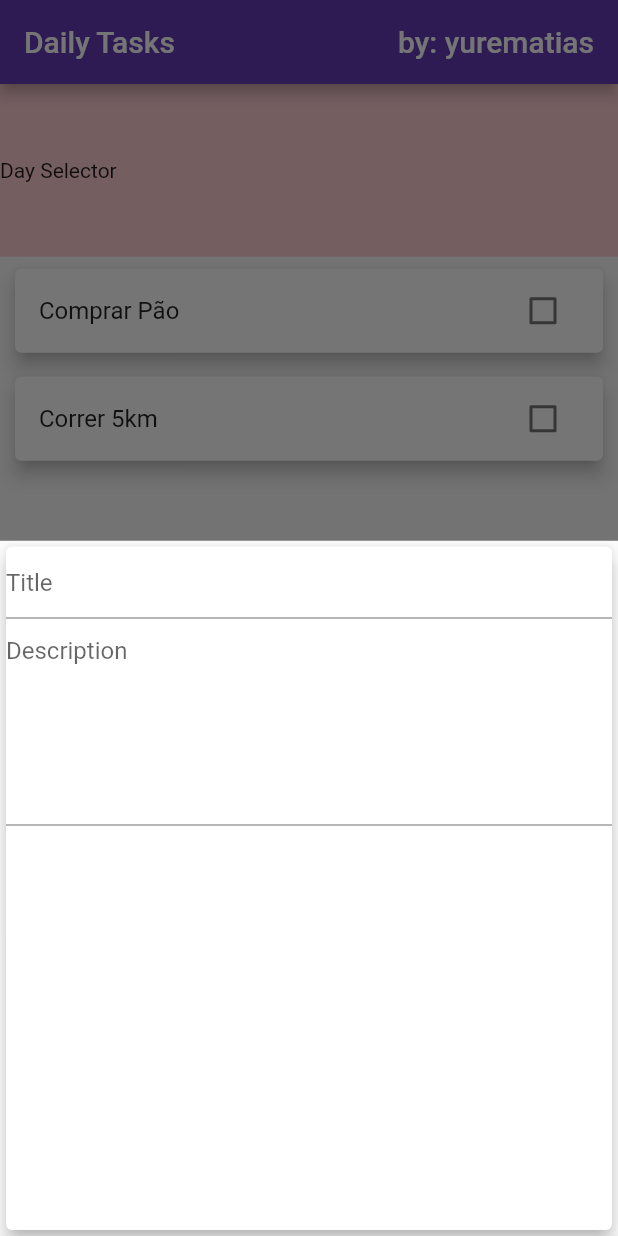
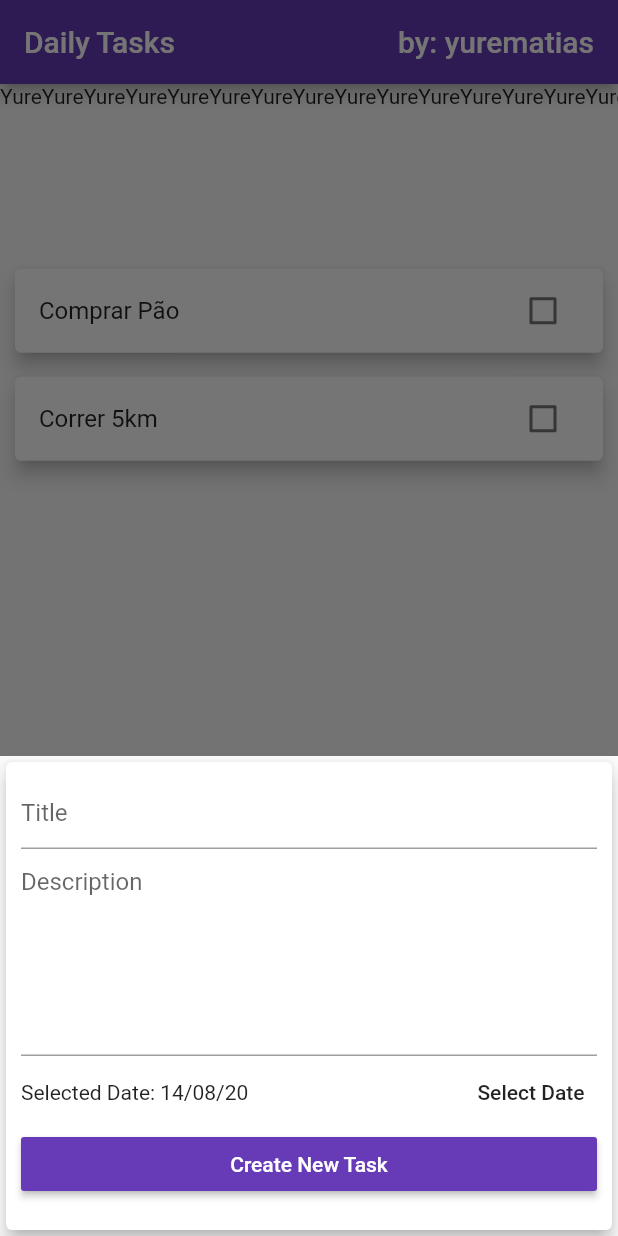
Before and after one commit to yuredev/daily-tasks-app, a Flutter app: the screen it shows after launch, after a tap on the "add" icon, on a phone screen of 412 x 824 dp. Run offline on Flutter 3.47's test engine with Material 2 defaults, Android fonts, the phone set to English and light mode, and no system bars.

Commit message:
widgets updated

```diff
--- a/lib/app.dart
+++ b/lib/app.dart
@@ -9,6 +9,12 @@ class App extends StatelessWidget {
       home: HomePage(),
       theme: ThemeData(
         primarySwatch: Colors.deepPurple,
+        textTheme: ThemeData.light().textTheme.copyWith(
+          button: TextStyle(
+            color: Colors.white,
+          ),
+        ),
+        buttonColor: Colors.deepPurple,
       ),
     );
   }
--- a/lib/models/task.dart
+++ b/lib/models/task.dart
@@ -12,6 +12,6 @@ class Task {
     @required this.title,
     @required this.date,
     this.description,
-    this.wasFinished,
+    this.wasFinished = false,
   });
 }
--- a/lib/utils.dart
+++ b/lib/utils.dart
@@ -1,4 +1,5 @@
 class Utils {
+  /// returns true if the DateTimes represents the same day
   static bool compareDates(DateTime date1, DateTime date2) {
     return date1.day == date2.day &&
         date1.month == date2.month &&
--- a/lib/widgets/adaptative/adaptative_date_picker.dart
+++ b/lib/widgets/adaptative/adaptative_date_picker.dart
@@ -1,8 +1,38 @@
 import 'package:flutter/material.dart';
+import 'package:flutter/cupertino.dart';
+import 'dart:io';
 
 class AdaptativeDatePicker extends StatelessWidget {
+
+  final String title;
+  final void Function(DateTime) onDateChange;
+
+  AdaptativeDatePicker({
+    this.title,
+    this.onDateChange,
+  });
+
+  void _openAndroidCalendar(BuildContext context) async {
+    DateTime selectedDate = await showDatePicker(
+      context: context,
+      initialDate: DateTime.now(),
+      firstDate: DateTime.now(),
+      lastDate: DateTime(2021),
+    );
+    onDateChange(selectedDate != null ? selectedDate : DateTime.now());
+  }
+
   @override
   Widget build(BuildContext context) {
-    return Container();
+    return Platform.isAndroid ? FlatButton(
+      padding: EdgeInsets.all(0),
+      child: Text(this.title),
+      onPressed: () => _openAndroidCalendar(context),
+    ) : CupertinoDatePicker(
+      initialDateTime: DateTime.now(),
+      maximumDate: DateTime(2021),
+      minimumDate: DateTime.now(),
+      onDateTimeChanged: onDateChange,
+    );
   }
 }
--- a/lib/widgets/day_selector.dart
+++ b/lib/widgets/day_selector.dart
@@ -1,15 +1,29 @@
+import 'package:daily_tasks_app/models/task.dart';
+import 'package:daily_tasks_app/utils.dart';
 import 'package:flutter/material.dart';
 
 class DaySelector extends StatelessWidget {
+  final List<Task> allTasks;
+
+  DaySelector(this.allTasks);
+
+  List<List<Task>> get taskListByDay {
+    return List.generate(20, (i) {
+      DateTime currentDay = DateTime.now().add(Duration(days: i));
+      var currentDayTasks = this
+          .allTasks
+          .where((t) => Utils.compareDates(t.date, currentDay))
+          .toList();
+      return currentDayTasks;
+    });
+  }
+
   @override
   Widget build(BuildContext context) {
-    return Container(
-      color: Colors.red[100],
-      child: Row(
-        children: [
-          Text('Day Selector'),
-        ],
-      ),
+    return ListView.builder(
+      scrollDirection: Axis.horizontal,
+      itemCount: taskListByDay.length,
+      itemBuilder: (ctx, index) => Text('Yure'),
     );
   }
 }
--- a/lib/widgets/day_tasks.dart
+++ b/lib/widgets/day_tasks_list.dart
@@ -2,11 +2,11 @@ import 'package:daily_tasks_app/models/task.dart';
 import 'package:daily_tasks_app/widgets/day_task_widget.dart';
 import 'package:flutter/material.dart';
 
-class DayTasks extends StatelessWidget {
+class DayTasksList extends StatelessWidget {
   final List<Task> dayTasks;
   final void Function(Task, bool) onTaskCheck;
 
-  DayTasks({
+  DayTasksList({
     this.dayTasks,
     this.onTaskCheck,
   });
--- a/lib/widgets/home_page.dart
+++ b/lib/widgets/home_page.dart
@@ -6,7 +6,7 @@ import 'package:flutter/material.dart';
 import 'dart:io';
 import 'dart:math';
 import '../models/task.dart';
-import 'day_tasks.dart';
+import 'day_tasks_list.dart';
 import '../utils.dart';
 
 class HomePage extends StatefulWidget {
@@ -17,7 +17,7 @@ class HomePage extends StatefulWidget {
 }
 
 class _HomePageState extends State<HomePage> {
-  final List<Task> _allTasks = [
+  final List<Task> allTasks = [
     Task(
       title: 'Comprar Pão',
       id: Random().nextDouble().toString(),
@@ -31,15 +31,6 @@ class _HomePageState extends State<HomePage> {
       description: 'Correr feito um condenado',
       wasFinished: false,
       date: DateTime.now(),
-    ),
-    Task(
-      title: 'Estudar Flutter',
-      id: Random().nextDouble().toString(),
-      description: 'Estudar 2 horas de Flutter',
-      wasFinished: false,
-      date: DateTime.now().add(
-        Duration(days: 3),
-      ),
     ),
     Task(
       title: 'Ir para academia',
@@ -59,9 +50,20 @@ class _HomePageState extends State<HomePage> {
   }
 
   List<Task> get _tasksOfSelectedDate {
-    return _allTasks
+    return allTasks
         .where((task) => Utils.compareDates(task.date, _selectedDate))
         .toList();
+  }
+
+  void _addTask(String title, String decription, DateTime date) {
+    final newTask = Task(
+      id: Random().nextDouble().toString(),
+      date: date,
+      title: title,
+      description: decription,
+    );
+    setState(() => this.allTasks.add(newTask));
+    Navigator.of(context).pop();
   }
 
   @override
@@ -83,11 +85,11 @@ class _HomePageState extends State<HomePage> {
                   children: [
                     Container(
                       height: avaliableHeight * 0.15,
-                      child: DaySelector(),
+                      child: DaySelector(this.allTasks),
                     ),
                     Container(
                       height: avaliableHeight * 0.85,
-                      child: DayTasks(
+                      child: DayTasksList(
                         dayTasks: _tasksOfSelectedDate,
                         onTaskCheck: setTaskFinishedStatus,
                       ),
@@ -101,7 +103,7 @@ class _HomePageState extends State<HomePage> {
               onPressed: () {
                 showModalBottomSheet(
                   context: context,
-                  builder: (context) => TasksForm(),
+                  builder: (context) => TasksForm(this._addTask),
                 );
               },
             ) : Container(),
--- a/lib/widgets/tasks_form.dart
+++ b/lib/widgets/tasks_form.dart
@@ -1,7 +1,14 @@
+import 'package:daily_tasks_app/widgets/adaptative/adaptative_date_picker.dart';
 import 'package:flutter/material.dart';
+import 'package:intl/intl.dart';
 import './adaptative/adaptative_text_field.dart';
 
 class TasksForm extends StatefulWidget {
+
+  final void Function(String title, String description, DateTime date) onSubmit;
+
+  TasksForm(this.onSubmit);
+
   @override
   _TasksFormState createState() => _TasksFormState();
 }
@@ -9,20 +16,39 @@ class TasksForm extends StatefulWidget {
 class _TasksFormState extends State<TasksForm> {
   final taskTitle = TextEditingController();
   final taskDescription = TextEditingController();
-  final _selectedDate = DateTime.now();
+  DateTime _date = DateTime.now();
+
+  void _submitTask() {
+    String title = taskTitle.text;
+    String decription = taskDescription.text;
+
+    widget.onSubmit(title, decription, _date);
+  }
+
+  void _setSelectedDate(DateTime date) {
+    setState(() => this._date = date);
+    // print(_date);
+  }
 
   @override
   Widget build(BuildContext context) {
-    return Card(
+    return SingleChildScrollView(
+      child: Card(
         elevation: 5,
+        child: Padding(
+          padding: EdgeInsets.only(
+            top: 10,
+            right: 10,
+            left: 10,
+            // keyboard space + 10
+            bottom: 20 + MediaQuery.of(context).viewInsets.bottom,
+          ),
           child: Column(
             children: [
               AdaptativeTextField(
                 fieldName: 'Title',
                 controller: this.taskTitle,
-            textInputType: TextInputType.numberWithOptions(
-              decimal: true,
-            ),
+                textInputType: TextInputType.text,
               ),
               AdaptativeTextField(
                 fieldName: 'Description',
@@ -30,8 +56,32 @@ class _TasksFormState extends State<TasksForm> {
                 textInputType: TextInputType.text,
                 maxLines: 6,
               ),
-
+              Row(
+                mainAxisAlignment: MainAxisAlignment.spaceBetween,
+                children: [
+                  Text(
+                    'Selected Date: ${DateFormat('dd/MM/yy').format(this._date)}',
+                  ),
+                  AdaptativeDatePicker(
+                    title: 'Select Date',
+                    onDateChange: _setSelectedDate,
+                  ),
                 ],
+              ),
+              Row(
+                children: [
+                  Expanded(
+                    child: RaisedButton(
+                      textColor: Theme.of(context).textTheme.button.color,
+                      child: Text('Create New Task'),
+                      onPressed: _submitTask,
+                    ),
+                  ),
+                ],
+              ),
+            ],
+          ),
+        ),
       ),
     );
   }
--- a/pubspec.yaml
+++ b/pubspec.yaml
@@ -23,7 +23,7 @@ environment:
 dependencies:
   flutter:
     sdk: flutter
-
+  intl: ^0.16.1
 
   # The following adds the Cupertino Icons font to your application.
   # Use with the CupertinoIcons class for iOS style icons.
```
Also changed, not shown: pubspec.lock. Lines whose indentation alone changed are shown as unchanged.
